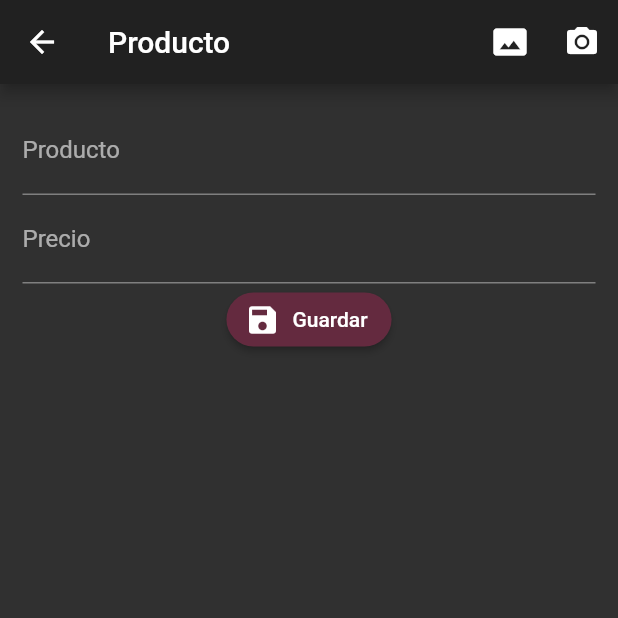
After one commit to ricardotg34/product-app, a Flutter app: the screen it shows after launch, after a tap on the "add" icon, on a phone screen of 412 x 824 dp, the top half of it. The commit adds this screen. Run offline on Flutter 3.47's test engine with Material 2 defaults, Android fonts, the phone set to English and light mode, and no system bars; our stand-ins replace rxdart.

Commit message:
product page design

```diff
--- a/lib/main.dart
+++ b/lib/main.dart
@@ -2,6 +2,7 @@ import 'package:flutter/material.dart';
 import 'package:formvalidation/src/blocs/provider.dart';
 import 'package:formvalidation/src/pages/home_page.dart';
 import 'package:formvalidation/src/pages/login_page.dart';
+import 'package:formvalidation/src/pages/product_page.dart';
 
 void main() => runApp(MyApp());
 
@@ -12,7 +13,7 @@ class MyApp extends StatelessWidget {
       child: MaterialApp(
         title: 'Material App',
         debugShowCheckedModeBanner: false,
-        initialRoute: 'login',
+        initialRoute: 'home',
         theme: ThemeData(
           brightness: Brightness.light,
           primaryColor: Color.fromRGBO(100, 42, 63, 1.0),
@@ -30,7 +31,8 @@ class MyApp extends StatelessWidget {
         themeMode: ThemeMode.dark,
         routes: {
           'login': (BuildContext context) => LoginPage(),
-          'home': (BuildContext context) => HomePage()
+          'home': (BuildContext context) => HomePage(),
+          'product': (BuildContext context) => ProductPage()
         }
       ),
     );
--- a/lib/src/pages/home_page.dart
+++ b/lib/src/pages/home_page.dart
@@ -5,6 +5,11 @@ class HomePage extends StatelessWidget {
   Widget build(BuildContext context) {
     return Scaffold(
       appBar: AppBar(title: Text('Home page')),
+      body: Container(),
+      floatingActionButton: FloatingActionButton(
+        onPressed: () => Navigator.pushNamed(context, 'product'),
+        child: Icon(Icons.add),
+      ),
     );
   }
 }
--- /dev/null
+++ b/lib/src/pages/product_page.dart
@@ -0,0 +1,53 @@
+import 'package:flutter/material.dart';
+
+class ProductPage extends StatelessWidget {
+  @override
+  Widget build(BuildContext context) {
+    return Scaffold(
+      appBar: AppBar(
+        title: Text('Producto'),
+        actions: [
+          IconButton(
+            icon: Icon(Icons.photo_size_select_actual),
+            onPressed: (){}
+          ),
+          IconButton(
+            icon: Icon(Icons.camera_alt),
+            onPressed: (){}
+          ),
+        ],
+      ),
+      body: SingleChildScrollView(
+        child: Container(
+          padding: EdgeInsets.all(15),
+          child: Form(
+            child: Column(
+              children: [
+                TextFormField(
+                  textCapitalization: TextCapitalization.sentences,
+                  decoration: InputDecoration(
+                    labelText: 'Producto'
+                  ),
+                ),
+                TextFormField(
+                  keyboardType: TextInputType.numberWithOptions(decimal: true),
+                  decoration: InputDecoration(
+                    labelText: 'Precio'
+                  ),
+                ),
+                RaisedButton.icon(
+                  onPressed: (){},
+                  icon: Icon(Icons.save),
+                  label: Text('Guardar'),
+                  shape: RoundedRectangleBorder(
+                    borderRadius: BorderRadius.circular(20)
+                  ),
+                )
+              ],
+            ),
+          ),
+        ),
+      ),
+    );
+  }
+}
```
